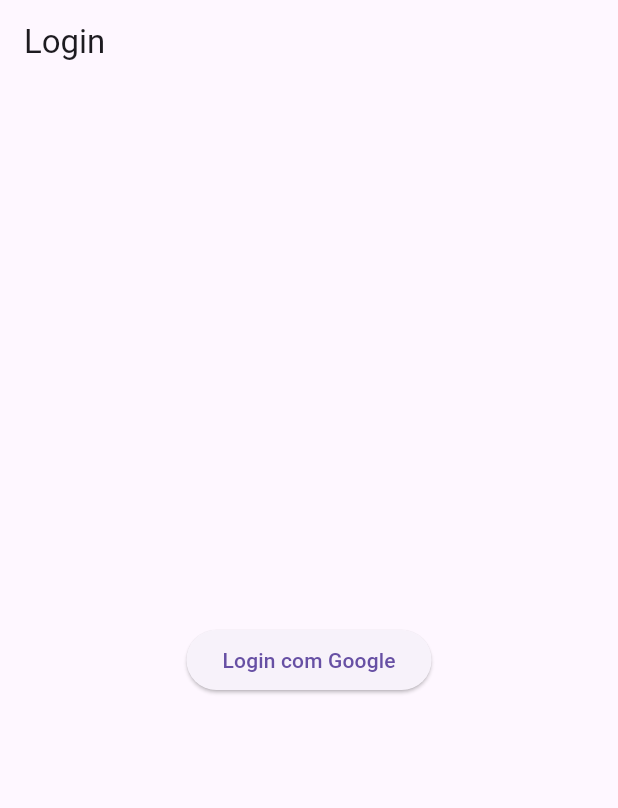
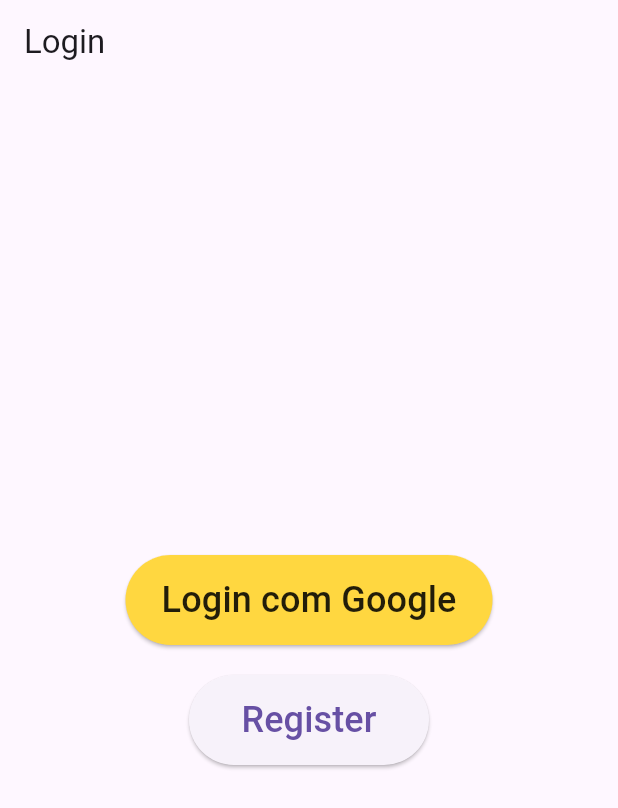
Before and after one commit to lukasreei/carviewproject, a Flutter app: the screen it shows after launch, on a phone screen of 412 x 824 dp. Shown: the top 808 px of the screen. Run offline on Flutter 3.47's test engine with Material 3 defaults, Android fonts, the light colour scheme and no system bars; our stand-ins replace firebase_analytics, firebase_auth, firebase_core, google_sign_in; accounts and stored records are empty.

Commit message:
login alterado 1

```diff
--- a/lib/pages/login.dart
+++ b/lib/pages/login.dart
@@ -33,7 +33,10 @@
     return Scaffold(
       appBar: AppBar(title: const Text('Login')),
       body: Center(
-        child: ElevatedButton(
+        child: Column(
+          mainAxisAlignment: MainAxisAlignment.center,
+          children: [
+            ElevatedButton(
               onPressed: () async {
                 final user = await _signInWithGoogle(context);
                 if (user != null) {
@@ -49,7 +52,21 @@
                   );
                 }
               },
-          child: const Text('Login com Google'),
+              style: ElevatedButton.styleFrom(
+                foregroundColor: Colors.black87, backgroundColor: Colors.amberAccent,
+                minimumSize: Size(160, 60),
+              ),
+              child: const Text('Login com Google',
+                  style: TextStyle(fontSize: 24),
+              ),
+            ),
+            const SizedBox(height: 20,),
+            ElevatedButton(onPressed: (){},
+              style: ElevatedButton.styleFrom(
+                minimumSize: Size(160, 60)
+              ),
+            child: Text('Register', style: TextStyle(fontSize: 24),),)
+          ],
         ),
       ),
     );
```
Lines whose indentation alone changed are shown as unchanged.
